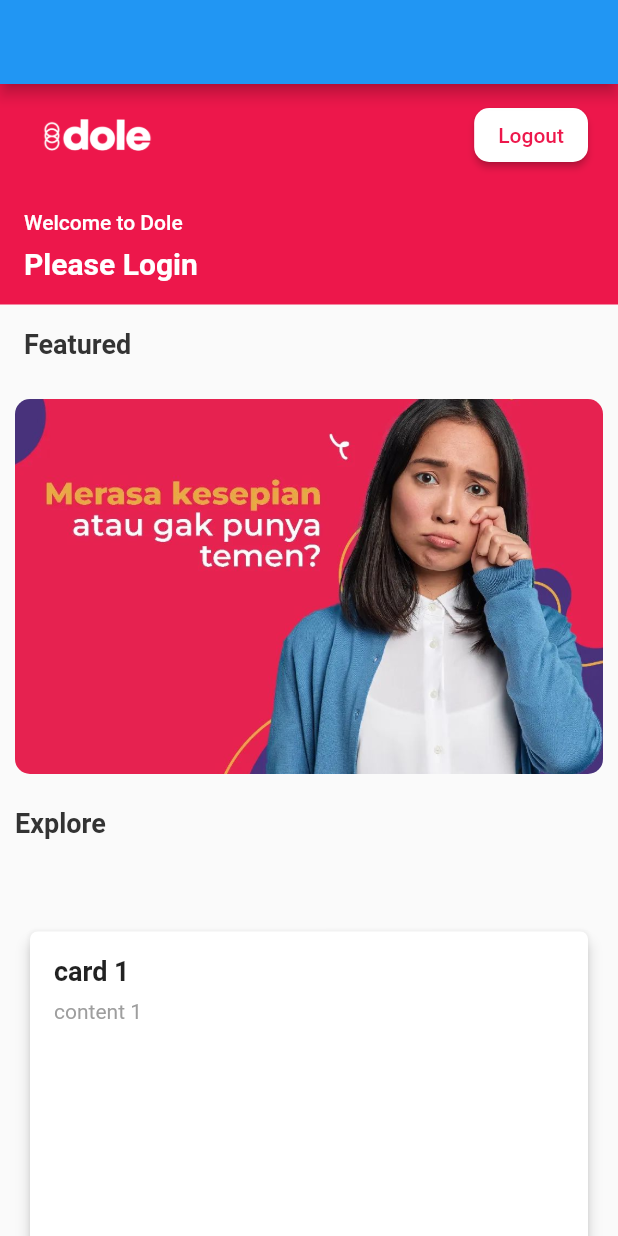
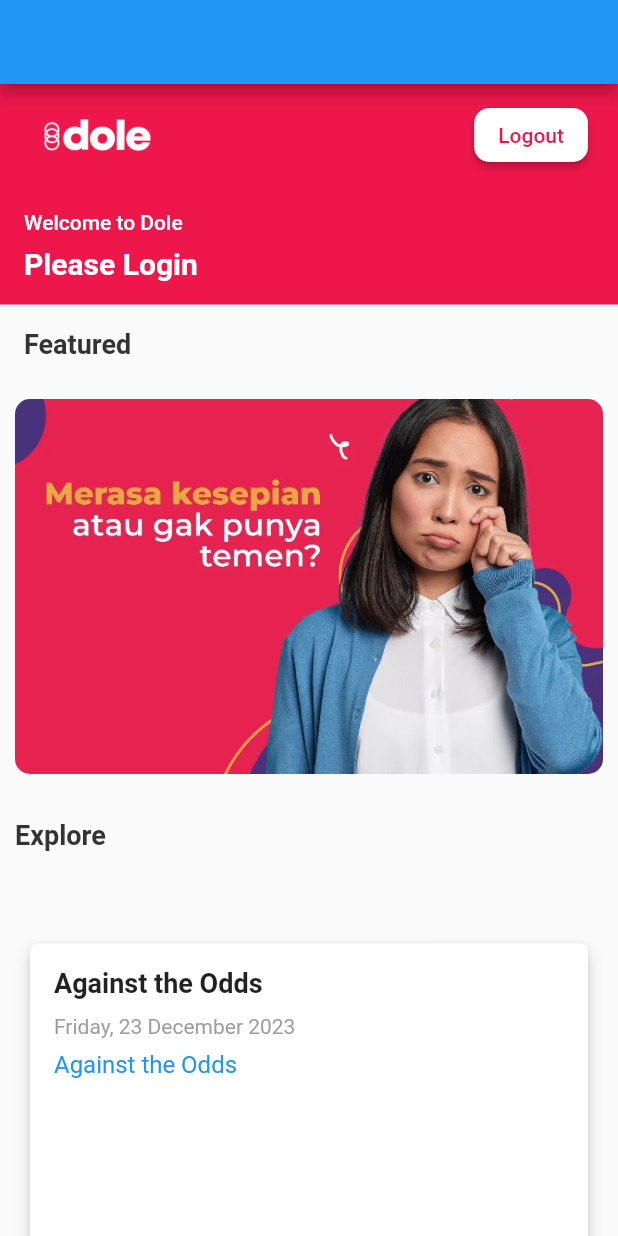
Before and after one commit to ringgarestu/flutter_homepage, a Flutter app: the screen it shows after launch, on a phone screen of 412 x 824 dp. Run offline on Flutter 3.47's test engine with Material 2 defaults, Android fonts, the phone set to English and light mode, and no system bars; our stand-ins replace flutter_svg; project files that could hold a hidden picture were left out.

Commit message:
customCard

```diff
--- a/lib/Component/HomePageForm.dart
+++ b/lib/Component/HomePageForm.dart
@@ -32,11 +32,21 @@ class _HomePageForm extends State<HomePageForm> {
           SizedBox(height: 16),
           Column(
             children: List.generate(5, (index) {
-              return customCard(
-                title: "card ${index + 1}",
-                content: "content ${index + 1}",
-                customText: "custom text ${index + 1}",
-              );
+              if (index == 0) {
+                // Judul khusus untuk card pertama
+                return customCard(
+                  title: "Against the Odds",
+                  content: "Friday, 23 December 2023",
+                  customText: "Against the Odds",
+                );
+              } else {
+                // Judul umum untuk card lainnya
+                return customCard(
+                  title: "ini adalah judul ${index + 1}",
+                  content: "content ${index + 1}",
+                  customText: "custom text ${index + 1}",
+                );
+              }
             }),
           ),
         ],
@@ -69,7 +79,7 @@ class FeaturedImage extends StatelessWidget {
               fit: BoxFit.cover,
             ),
           ),
-          SizedBox(height: 22),
+          SizedBox(height: 30),
           Align(
             alignment: Alignment.centerLeft,
             child: Text(
--- a/lib/Component/customCard.dart
+++ b/lib/Component/customCard.dart
@@ -6,10 +6,22 @@ class MyApp extends StatelessWidget {
     return MaterialApp(
       home: Scaffold(
         body: Center(
-          child: customCard(
-              title: "Ini adalah judul",
-              content: "Ini adalah konten",
-              customText: "Ini adalah deskripsi"),
+          child: Column(
+            mainAxisAlignment: MainAxisAlignment.center,
+            children: [
+              customCard(
+                title: "Ini adalah judul pertama",
+                content: "Ini adalah konten",
+                customText: "Ini adalah deskripsi",
+              ),
+              SizedBox(height: 16),
+              customCard(
+                title: "Judul Baru",
+                content: "Ini adalah konten lain",
+                customText: "Deskripsi lain",
+              ),
+            ],
+          ),
         ),
       ),
     );
@@ -17,17 +29,21 @@ class MyApp extends StatelessWidget {
 }
 
 class customCard extends StatelessWidget {
-  final String title;
+  final String? title;
   final String content;
   final String customText;
-  customCard(
-      {required this.title, required this.content, required this.customText});
+
+  customCard({
+    this.title,
+    required this.content,
+    required this.customText,
+  });
 
   @override
   Widget build(BuildContext context) {
-    double cardWidth =
-        MediaQuery.of(context).size.width - 32; // 16 padding on each side
+    double cardWidth = MediaQuery.of(context).size.width - 32;
     double cardHeight = 250;
+
     return Padding(
       padding: const EdgeInsets.all(16),
       child: Card(
@@ -43,14 +59,22 @@ class customCard extends StatelessWidget {
             child: Column(
               crossAxisAlignment: CrossAxisAlignment.start,
               children: [
+                if (title != null && title!.isNotEmpty)
+                  Text(
+                    title!,
+                    style: TextStyle(fontSize: 18, fontWeight: FontWeight.bold),
+                  ),
+                if (title != null &&
+                    title!.isNotEmpty) // Tambahkan kondisi lagi
+                  SizedBox(height: 10), // Hanya beri jarak jika judul ada
                 Text(
-                  title,
-                  style: TextStyle(fontSize: 18, fontWeight: FontWeight.bold),
+                  content,
+                  style: TextStyle(fontSize: 14, color: Colors.grey),
                 ),
                 SizedBox(height: 8),
                 Text(
-                  content,
-                  style: TextStyle(fontSize: 14, color: Colors.grey),
+                  customText,
+                  style: TextStyle(fontSize: 16, color: Colors.blue),
                 ),
               ],
             ),
```
